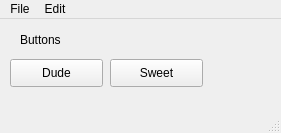
The window that 401/main.ui (Monte42/PyQt) describes before a commit, drawn with Qt 5.
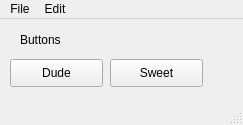
The same window after the commit.

Commit message: 401 - coverd 4 ways to style, stylesheets/widget/window/application & .css files

Diff of the .ui file:
```diff
--- a/401/main.ui
+++ b/401/main.ui
@@ -6,8 +6,8 @@
    <rect>
     <x>0</x>
     <y>0</y>
-    <width>281</width>
-    <height>133</height>
+    <width>243</width>
+    <height>125</height>
    </rect>
   </property>
   <property name="windowTitle">
@@ -59,7 +59,7 @@
     <rect>
      <x>0</x>
      <y>0</y>
-     <width>281</width>
+     <width>243</width>
      <height>26</height>
     </rect>
    </property>
```
Left out of the diff: 13 changed lines with no effect on the pictures. The commit also changes 3 other files.
